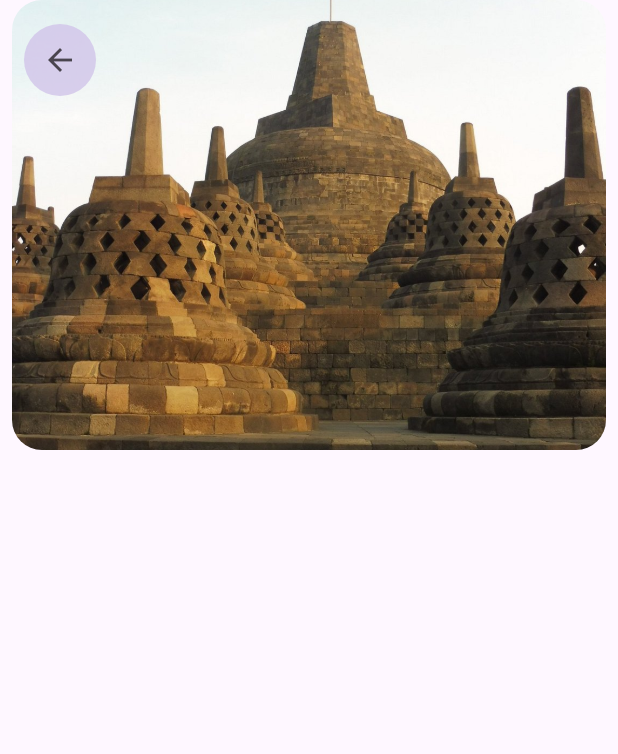
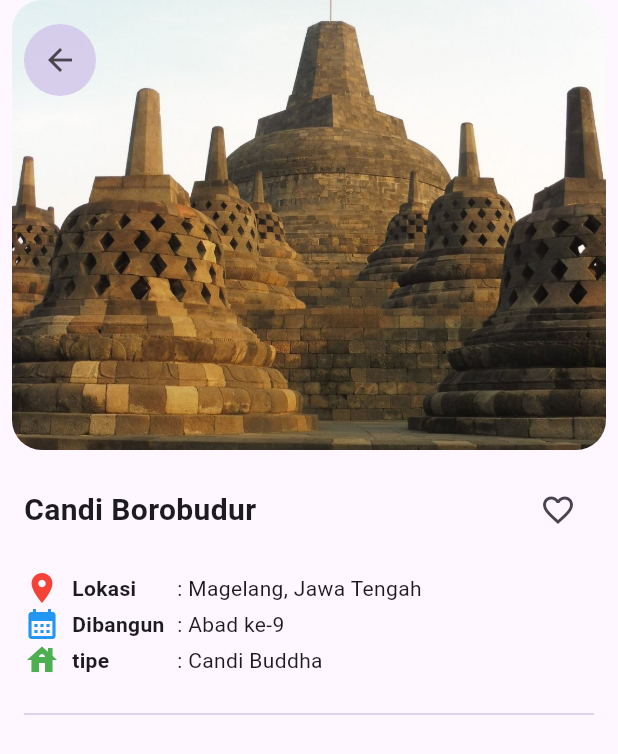
Before and after one commit to 2024-2025-Gasal-PABI-SI5B/project-wisata-candi-si5b-SebastianusDiaz, a Flutter app: the screen it shows after launch, on a phone screen of 412 x 824 dp. Shown: the top 754 px of the screen. Run offline on Flutter 3.47's test engine with Material 3 defaults, Android fonts, the phone set to English and light mode, and no system bars.

Commit message:
update 4

```diff
--- a/wisata_candi/lib/screens/detail_screen.dart
+++ b/wisata_candi/lib/screens/detail_screen.dart
@@ -10,13 +10,13 @@ class DetailScreen extends StatelessWidget {
   Widget build(BuildContext context) {
     return Scaffold(
       body: Column(
-        children:[
+        children: [
           //Detail Header
           //image utama
           Stack(
             children: [
               Padding(
-                padding: const EdgeInsets.symmetric(horizontal:8),
+                padding: const EdgeInsets.symmetric(horizontal: 8),
                 child: ClipRRect(
                   borderRadius: BorderRadius.circular(20),
                   child: Image.asset(
@@ -30,17 +30,115 @@ class DetailScreen extends StatelessWidget {
               //tombol back custom
               Padding(
                 padding: const EdgeInsets.all(16),
-                child:Container(
+                child: Container(
                   decoration: BoxDecoration(
                     color: Colors.deepPurple[100]?.withOpacity(0.8),
                     shape: BoxShape.circle,
                   ),
                   child: IconButton(
-                    onPressed: () {}, icon: const Icon(Icons.arrow_back)),
+                      onPressed: () {}, icon: const Icon(Icons.arrow_back)),
                 ),
               ),
             ],
           ),
+          //DETAIL INFO
+          Padding(
+            padding: const EdgeInsets.symmetric(horizontal: 16),
+            child: Column(
+              children: [
+                //info atas (nama candi dan tombol favorit)
+                const SizedBox(
+                  height: 16,
+                ),
+                Row(
+                  mainAxisAlignment: MainAxisAlignment.spaceBetween,
+                  children: [
+                    Text(
+                      candi.name,
+                      style: const TextStyle(
+                        fontSize: 20,
+                        fontWeight: FontWeight.bold,
+                      ),
+                    ),
+                    IconButton(
+                        onPressed: () {},
+                        icon: const Icon(Icons.favorite_border))
+                  ],
+                ),
+                //info tengah
+                const SizedBox(
+                  height: 16,
+                ),
+                Row(
+                  children: [
+                    const Icon(
+                      Icons.place,
+                      color: Colors.red,
+                    ),
+                    const SizedBox(
+                      width: 8,
+                    ),
+                    const SizedBox(
+                      width: 70,
+                      child: Text(
+                        'Lokasi',
+                        style: TextStyle(fontWeight: FontWeight.bold),
+                      ),
+                    ),
+                    Text(
+                      ': ${candi.location}',
+                    ),
+                  ],
+                ),
+                Row(
+                  children: [
+                    const Icon(
+                      Icons.calendar_month,
+                      color: Colors.blue,
+                    ),
+                    const SizedBox(
+                      width: 8,
+                    ),
+                    const SizedBox(
+                      width: 70,
+                      child: Text(
+                        'Dibangun',
+                        style: TextStyle(fontWeight: FontWeight.bold),
+                      ),
+                    ),
+                    Text(': ${candi.built}')
+                  ],
+                ),
+                Row(
+                  children: [
+                    const Icon(
+                      Icons.house,
+                      color: Colors.green,
+                    ),
+                    const SizedBox(
+                      width: 8,
+                    ),
+                    const SizedBox(
+                      width: 70,
+                      child: Text(
+                        'tipe',
+                        style: TextStyle(fontWeight: FontWeight.bold),
+                      ),
+                    ),
+                    Text(': ${candi.type}')
+                  ],
+                ),
+                // Pemisah
+                const SizedBox(
+                  height: 16,
+                ),
+                Divider(
+                  color: Colors.deepPurple.shade100,
+                ),
+                // info bawah
+              ],
+            ),
+          )
         ],
       ),
     );
```
